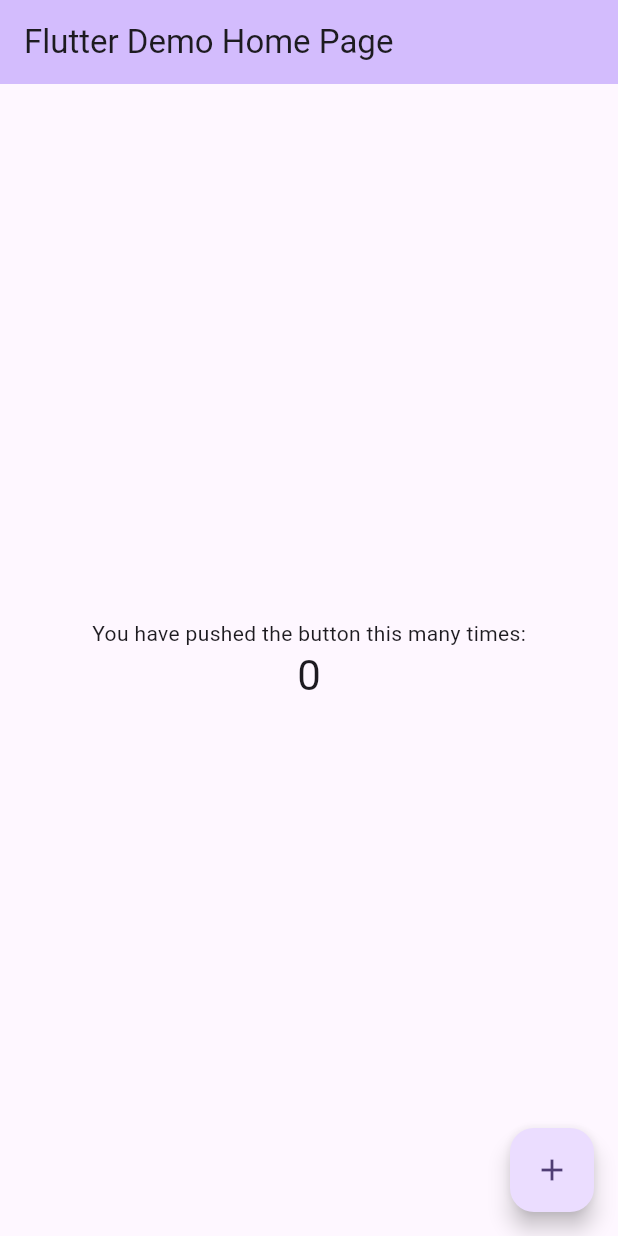
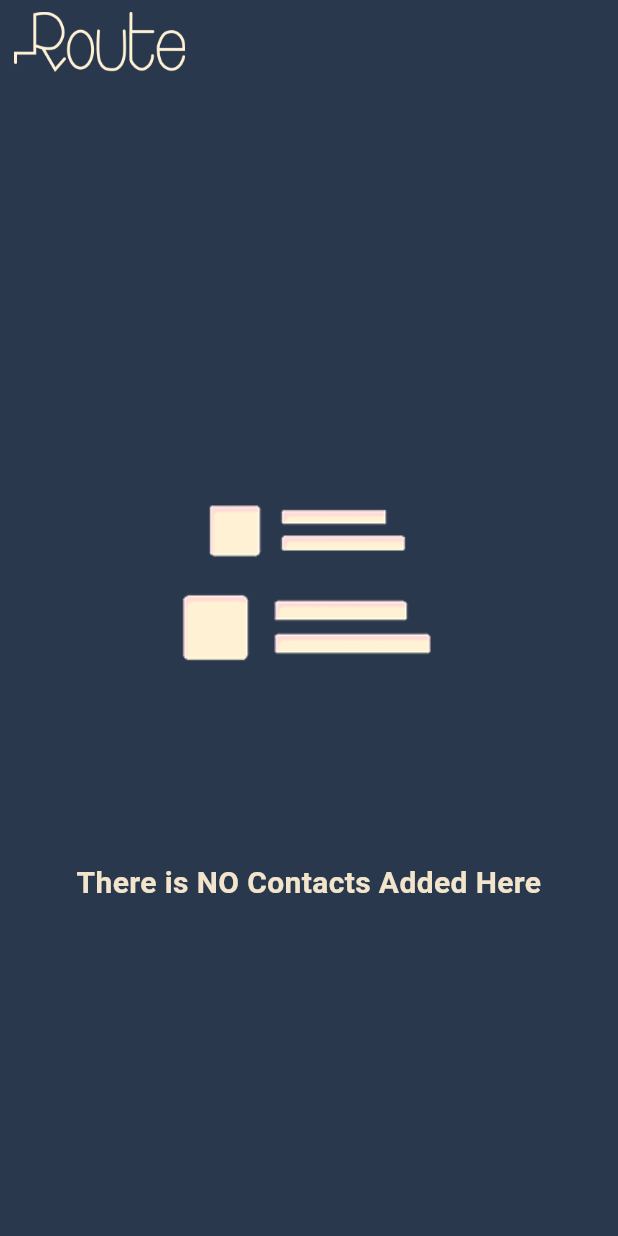
Before and after one commit to abanoubamgad2/contact, a Flutter app: the screen it shows after launch, on a phone screen of 412 x 824 dp. Run offline on Flutter 3.47's test engine with Material 3 defaults, Android fonts, the phone set to English and light mode, and no system bars.

Commit message:
+create Main screen ui

```diff
--- /dev/null
+++ b/lib/MainScreen.dart
@@ -0,0 +1,57 @@
+import 'package:flutter/material.dart';
+
+class MainScreen extends StatelessWidget {
+  @override
+  Widget build(BuildContext context) {
+    return Scaffold(
+      backgroundColor: Color.fromRGBO(41, 56, 77, 1),
+      appBar: AppBar(
+        backgroundColor: Color.fromRGBO(41, 56, 77, 1),
+        leading: Padding(
+          padding: EdgeInsets.all(8.0),
+          child: SizedBox(
+            height: 39,
+            width: 117,
+            child: Image(
+              image: AssetImage('assets/images/route.png'),
+              fit: BoxFit.contain,
+            ),
+          ),
+        ),
+        leadingWidth: 117 + 16,
+      ),
+      body: Center(
+        child: Column(
+          crossAxisAlignment: CrossAxisAlignment.center,
+          children: [
+            SizedBox(height: 150),
+            Image(image: AssetImage('assets/images/empty.png')),
+            Text(
+              'There is NO Contacts Added Here',
+              textAlign: TextAlign.center,
+              style: TextStyle(
+                color: Color(0xfff2e5cc),
+                fontSize: 20,
+                fontWeight: FontWeight.bold,
+              ),
+            ),
+            SizedBox(height: 260),
+            Padding(
+              padding: const EdgeInsets.all(8.0),
+              child: Row(
+                mainAxisAlignment: MainAxisAlignment.end,
+                children: [
+                  FloatingActionButton(
+                    child: Icon(Icons.add),
+                    backgroundColor: Color(0xfff2e5cc),
+                    onPressed: () {},
+                  ),
+                ],
+              ),
+            ),
+          ],
+        ),
+      ),
+    );
+  }
+}
--- a/lib/main.dart
+++ b/lib/main.dart
@@ -1,122 +1,21 @@
 import 'package:flutter/material.dart';
+import 'MainScreen.dart';
 
 void main() {
-  runApp(const MyApp());
+  runApp(MyApp());
 }
 
 class MyApp extends StatelessWidget {
-  const MyApp({super.key});
-
-  // This widget is the root of your application.
   @override
   Widget build(BuildContext context) {
     return MaterialApp(
-      title: 'Flutter Demo',
-      theme: ThemeData(
-        // This is the theme of your application.
-        //
-        // TRY THIS: Try running your application with "flutter run". You'll see
-        // the application has a purple toolbar. Then, without quitting the app,
-        // try changing the seedColor in the colorScheme below to Colors.green
-        // and then invoke "hot reload" (save your changes or press the "hot
-        // reload" button in a Flutter-supported IDE, or press "r" if you used
-        // the command line to start the app).
-        //
-        // Notice that the counter didn't reset back to zero; the application
-        // state is not lost during the reload. To reset the state, use hot
-        // restart instead.
-        //
-        // This works for code too, not just values: Most code changes can be
-        // tested with just a hot reload.
-        colorScheme: ColorScheme.fromSeed(seedColor: Colors.deepPurple),
-      ),
-      home: const MyHomePage(title: 'Flutter Demo Home Page'),
+      debugShowCheckedModeBanner: false,
+      title: 'contacts',
+      initialRoute: 'mianscreen',
+      routes: {
+        'mianscreen': (context) => MainScreen(),
+
+      },
     );
   }
 }
-
-class MyHomePage extends StatefulWidget {
-  const MyHomePage({super.key, required this.title});
-
-  // This widget is the home page of your application. It is stateful, meaning
-  // that it has a State object (defined below) that contains fields that affect
-  // how it looks.
-
-  // This class is the configuration for the state. It holds the values (in this
-  // case the title) provided by the parent (in this case the App widget) and
-  // used by the build method of the State. Fields in a Widget subclass are
-  // always marked "final".
-
-  final String title;
-
-  @override
-  State<MyHomePage> createState() => _MyHomePageState();
-}
-
-class _MyHomePageState extends State<MyHomePage> {
-  int _counter = 0;
-
-  void _incrementCounter() {
-    setState(() {
-      // This call to setState tells the Flutter framework that something has
-      // changed in this State, which causes it to rerun the build method below
-      // so that the display can reflect the updated values. If we changed
-      // _counter without calling setState(), then the build method would not be
-      // called again, and so nothing would appear to happen.
-      _counter++;
-    });
-  }
-
-  @override
-  Widget build(BuildContext context) {
-    // This method is rerun every time setState is called, for instance as done
-    // by the _incrementCounter method above.
-    //
-    // The Flutter framework has been optimized to make rerunning build methods
-    // fast, so that you can just rebuild anything that needs updating rather
-    // than having to individually change instances of widgets.
-    return Scaffold(
-      appBar: AppBar(
-        // TRY THIS: Try changing the color here to a specific color (to
-        // Colors.amber, perhaps?) and trigger a hot reload to see the AppBar
-        // change color while the other colors stay the same.
-        backgroundColor: Theme.of(context).colorScheme.inversePrimary,
-        // Here we take the value from the MyHomePage object that was created by
-        // the App.build method, and use it to set our appbar title.
-        title: Text(widget.title),
-      ),
-      body: Center(
-        // Center is a layout widget. It takes a single child and positions it
-        // in the middle of the parent.
-        child: Column(
-          // Column is also a layout widget. It takes a list of children and
-          // arranges them vertically. By default, it sizes itself to fit its
-          // children horizontally, and tries to be as tall as its parent.
-          //
-          // Column has various properties to control how it sizes itself and
-          // how it positions its children. Here we use mainAxisAlignment to
-          // center the children vertically; the main axis here is the vertical
-          // axis because Columns are vertical (the cross axis would be
-          // horizontal).
-          //
-          // TRY THIS: Invoke "debug painting" (choose the "Toggle Debug Paint"
-          // action in the IDE, or press "p" in the console), to see the
-          // wireframe for each widget.
-          mainAxisAlignment: MainAxisAlignment.center,
-          children: <Widget>[
-            const Text('You have pushed the button this many times:'),
-            Text(
-              '$_counter',
-              style: Theme.of(context).textTheme.headlineMedium,
-            ),
-          ],
-        ),
-      ),
-      floatingActionButton: FloatingActionButton(
-        onPressed: _incrementCounter,
-        tooltip: 'Increment',
-        child: const Icon(Icons.add),
-      ), // This trailing comma makes auto-formatting nicer for build methods.
-    );
-  }
-}
--- a/pubspec.yaml
+++ b/pubspec.yaml
@@ -59,8 +59,8 @@ flutter:
   uses-material-design: true
 
   # To add assets to your application, add an assets section, like this:
-  # assets:
-  #   - images/a_dot_burr.jpeg
+  assets:
+    - assets/images/
   #   - images/a_dot_ham.jpeg
 
   # An image asset can refer to one or more resolution-specific "variants", see
```
Also changed, not shown: assets/images/empty.png (added), assets/images/route.png (added).
